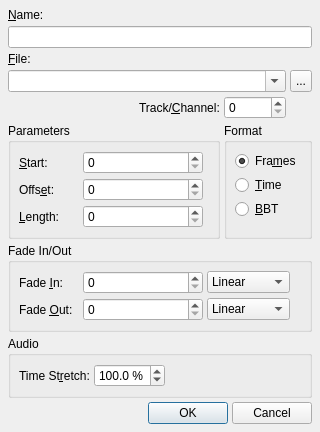
Above: src/qtractorClipForm.ui from rncbc/qtractor before the change. Below: the same form after it.
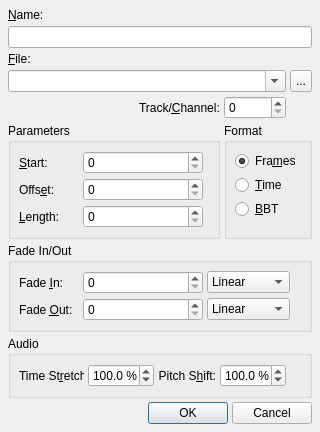
That is the form after the change. Icons and pictures are not drawn. Custom widgets are drawn as their Qt base class.

Commit message: - Audio clip pitch-shifting makes its first appearance, with   the optional help from Chris Cannam's RubberBand library.   (EXPERIMENTAL PHASE TWO).

What changed in the file:
```diff
--- a/src/qtractorClipForm.ui
+++ b/src/qtractorClipForm.ui
@@ -431,7 +431,7 @@
       <string>Audio</string>
      </property>
      <layout class="QGridLayout" >
-      <item row="0" column="2" colspan="2" >
+      <item row="0" column="4" >
        <spacer>
         <property name="orientation" >
          <enum>Qt::Horizontal</enum>
@@ -464,7 +464,7 @@
        <widget class="QDoubleSpinBox" name="TimeStretchSpinBox" >
         <property name="minimumSize" >
          <size>
-          <width>60</width>
+          <width>66</width>
           <height>0</height>
          </size>
         </property>
@@ -478,13 +478,54 @@
          <number>1</number>
         </property>
         <property name="minimum" >
-         <double>1.000000000000000</double>
+         <double>1.0</double>
         </property>
         <property name="maximum" >
-         <double>300.000000000000000</double>
+         <double>300.0</double>
         </property>
         <property name="value" >
-         <double>100.000000000000000</double>
+         <double>100.0</double>
+        </property>
+       </widget>
+      </item>
+      <item row="0" column="2" >
+       <widget class="QLabel" name="PitchShiftTextLabel" >
+        <property name="text" >
+         <string>Pitch S&amp;hift:</string>
+        </property>
+        <property name="alignment" >
+         <set>Qt::AlignRight|Qt::AlignTrailing|Qt::AlignVCenter</set>
+        </property>
+        <property name="buddy" >
+         <cstring>PitchShiftSpinBox</cstring>
+        </property>
+       </widget>
+      </item>
+      <item row="0" column="3" >
+       <widget class="QDoubleSpinBox" name="PitchShiftSpinBox" >
+        <property name="minimumSize" >
+         <size>
+          <width>66</width>
+          <height>0</height>
+         </size>
+        </property>
+        <property name="toolTip" >
+         <string>Clip pitch-shift percentage</string>
+        </property>
+        <property name="suffix" >
+         <string> %</string>
+        </property>
+        <property name="decimals" >
+         <number>1</number>
+        </property>
+        <property name="minimum" >
+         <double>1.0</double>
+        </property>
+        <property name="maximum" >
+         <double>300.0</double>
+        </property>
+        <property name="value" >
+         <double>100.0</double>
         </property>
        </widget>
       </item>
```
Left out of the diff: 1 changed line with no effect on the pictures. The commit also changes 13 other files.
